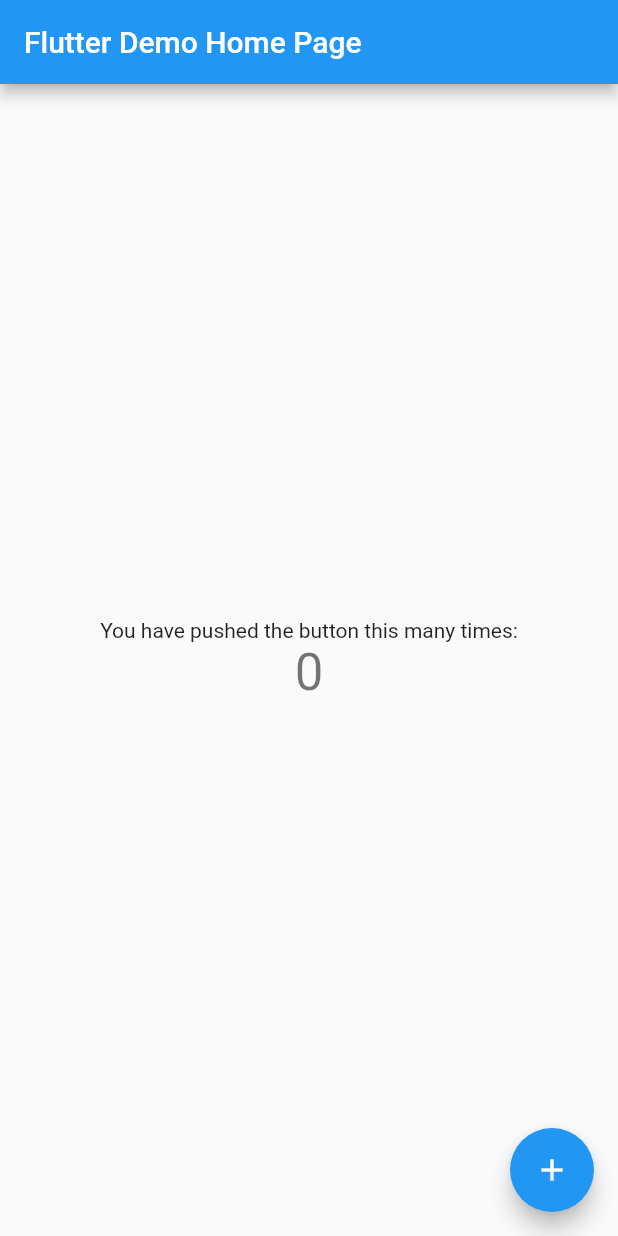
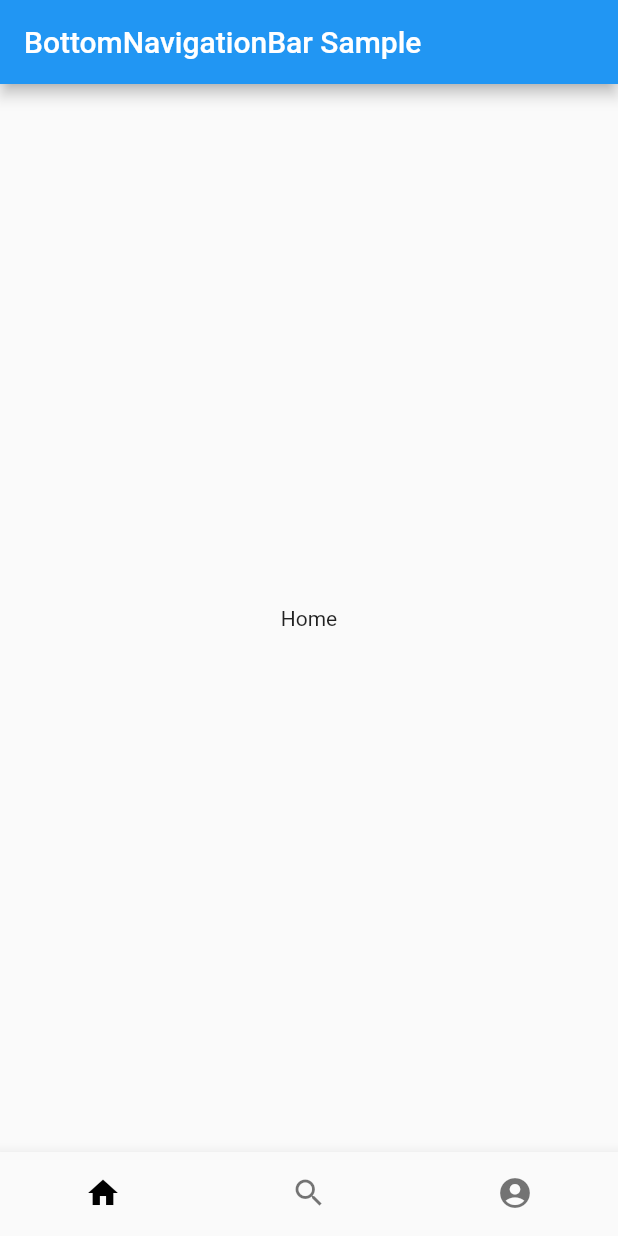
Before and after one commit to sang-ng/instagram_clone, a Flutter app: the screen it shows after launch, on a phone screen of 412 x 824 dp. Run offline on Flutter 3.47's test engine with Material 2 defaults, Android fonts, the phone set to English and light mode, and no system bars.

Commit message:
- project set up - added bottom naviagtion bar

```diff
--- a/lib/main.dart
+++ b/lib/main.dart
@@ -1,4 +1,10 @@
 import 'package:flutter/material.dart';
+import 'dart:ui';
+
+import 'package:flutter/material.dart';
+import 'package:instagram_clone/screens/HomeScreen.dart';
+import 'package:instagram_clone/screens/ProfileScreen.dart';
+import 'package:instagram_clone/screens/SearchScreen.dart';
 
 void main() {
   runApp(const MyApp());
@@ -7,109 +13,59 @@ void main() {
 class MyApp extends StatelessWidget {
   const MyApp({Key? key}) : super(key: key);
 
-  // This widget is the root of your application.
   @override
   Widget build(BuildContext context) {
-    return MaterialApp(
+
+    return const MaterialApp(
       title: 'Flutter Demo',
-      theme: ThemeData(
-        // This is the theme of your application.
-        //
-        // Try running your application with "flutter run". You'll see the
-        // application has a blue toolbar. Then, without quitting the app, try
-        // changing the primarySwatch below to Colors.green and then invoke
-        // "hot reload" (press "r" in the console where you ran "flutter run",
-        // or simply save your changes to "hot reload" in a Flutter IDE).
-        // Notice that the counter didn't reset back to zero; the application
-        // is not restarted.
-        primarySwatch: Colors.blue,
-      ),
-      home: const MyHomePage(title: 'Flutter Demo Home Page'),
+      home: BottomNavigation(),
     );
   }
 }
 
-class MyHomePage extends StatefulWidget {
-  const MyHomePage({Key? key, required this.title}) : super(key: key);
-
-  // This widget is the home page of your application. It is stateful, meaning
-  // that it has a State object (defined below) that contains fields that affect
-  // how it looks.
-
-  // This class is the configuration for the state. It holds the values (in this
-  // case the title) provided by the parent (in this case the App widget) and
-  // used by the build method of the State. Fields in a Widget subclass are
-  // always marked "final".
-
-  final String title;
+class BottomNavigation extends StatefulWidget {
+  const BottomNavigation({Key? key}) : super(key: key);
 
   @override
-  State<MyHomePage> createState() => _MyHomePageState();
+  State<BottomNavigation> createState() => _BottomNavigationState();
 }
 
-class _MyHomePageState extends State<MyHomePage> {
-  int _counter = 0;
+class _BottomNavigationState extends State<BottomNavigation> {
+  int _selectedIndex = 0;
+  static const List<Widget> _widgetOptions = <Widget>[
+    HomeScreen(),
+    SearchScreen(),
+    ProfileScreen(),
+  ];
 
-  void _incrementCounter() {
+  void _onItemTapped(int index) {
     setState(() {
-      // This call to setState tells the Flutter framework that something has
-      // changed in this State, which causes it to rerun the build method below
-      // so that the display can reflect the updated values. If we changed
-      // _counter without calling setState(), then the build method would not be
-      // called again, and so nothing would appear to happen.
-      _counter++;
+      _selectedIndex = index;
     });
   }
 
   @override
   Widget build(BuildContext context) {
-    // This method is rerun every time setState is called, for instance as done
-    // by the _incrementCounter method above.
-    //
-    // The Flutter framework has been optimized to make rerunning build methods
-    // fast, so that you can just rebuild anything that needs updating rather
-    // than having to individually change instances of widgets.
     return Scaffold(
       appBar: AppBar(
-        // Here we take the value from the MyHomePage object that was created by
-        // the App.build method, and use it to set our appbar title.
-        title: Text(widget.title),
+        title: const Text('BottomNavigationBar Sample'),
       ),
       body: Center(
-        // Center is a layout widget. It takes a single child and positions it
-        // in the middle of the parent.
-        child: Column(
-          // Column is also a layout widget. It takes a list of children and
-          // arranges them vertically. By default, it sizes itself to fit its
-          // children horizontally, and tries to be as tall as its parent.
-          //
-          // Invoke "debug painting" (press "p" in the console, choose the
-          // "Toggle Debug Paint" action from the Flutter Inspector in Android
-          // Studio, or the "Toggle Debug Paint" command in Visual Studio Code)
-          // to see the wireframe for each widget.
-          //
-          // Column has various properties to control how it sizes itself and
-          // how it positions its children. Here we use mainAxisAlignment to
-          // center the children vertically; the main axis here is the vertical
-          // axis because Columns are vertical (the cross axis would be
-          // horizontal).
-          mainAxisAlignment: MainAxisAlignment.center,
-          children: <Widget>[
-            const Text(
-              'You have pushed the button this many times:',
-            ),
-            Text(
-              '$_counter',
-              style: Theme.of(context).textTheme.headline4,
-            ),
-          ],
-        ),
+        child: _widgetOptions.elementAt(_selectedIndex),
       ),
-      floatingActionButton: FloatingActionButton(
-        onPressed: _incrementCounter,
-        tooltip: 'Increment',
-        child: const Icon(Icons.add),
-      ), // This trailing comma makes auto-formatting nicer for build methods.
+      bottomNavigationBar: BottomNavigationBar(
+        showSelectedLabels: false,
+        showUnselectedLabels: false,
+        items: const <BottomNavigationBarItem>[
+          BottomNavigationBarItem(icon: Icon(Icons.home), label: ("-")),
+          BottomNavigationBarItem(icon: Icon(Icons.search), label: ("-")),
+          BottomNavigationBarItem(
+              icon: Icon(Icons.account_circle), label: ("-")),
+        ],
+        currentIndex: _selectedIndex,
+        selectedItemColor: Colors.black,
+        onTap: _onItemTapped,
+      ),
     );
   }
 }
--- /dev/null
+++ b/lib/screens/HomeScreen.dart
@@ -0,0 +1,18 @@
+import 'package:flutter/cupertino.dart';
+import 'package:flutter/material.dart';
+
+class HomeScreen extends StatelessWidget {
+  const HomeScreen({Key? key}) : super(key: key);
+
+  @override
+  Widget build(BuildContext context) {
+    final Size size = MediaQuery.of(context).size;
+    final ThemeData themeData = Theme.of(context);
+    const double padding = 25;
+    const sidePadding = EdgeInsets.symmetric(horizontal: 25);
+
+    return Container(
+      child: Text("Home"),
+    );
+  }
+}
--- /dev/null
+++ b/lib/screens/ProfileScreen.dart
@@ -0,0 +1,13 @@
+import 'package:flutter/cupertino.dart';
+import 'package:flutter/material.dart';
+
+class ProfileScreen extends StatelessWidget {
+  const ProfileScreen({Key? key}) : super(key: key);
+
+  @override
+  Widget build(BuildContext context) {
+    return Container(
+      child: Text("Profile"),
+    );
+  }
+}
--- /dev/null
+++ b/lib/screens/SearchScreen.dart
@@ -0,0 +1,12 @@
+import 'package:flutter/cupertino.dart';
+import 'package:flutter/material.dart';
+
+class SearchScreen extends StatelessWidget {
+  const SearchScreen({Key? key}) : super(key: key);
+
+  @override
+  Widget build(BuildContext context) {
+    return Container(
+      child: Text("Search"),
+    );  }
+}
--- a/pubspec.yaml
+++ b/pubspec.yaml
@@ -27,6 +27,7 @@ environment:
 # the latest version available on pub.dev. To see which dependencies have newer
 # versions available, run `flutter pub outdated`.
 dependencies:
+  google_fonts: ^2.1.0
   flutter:
     sdk: flutter
 
```
Also changed, not shown: pubspec.lock.
